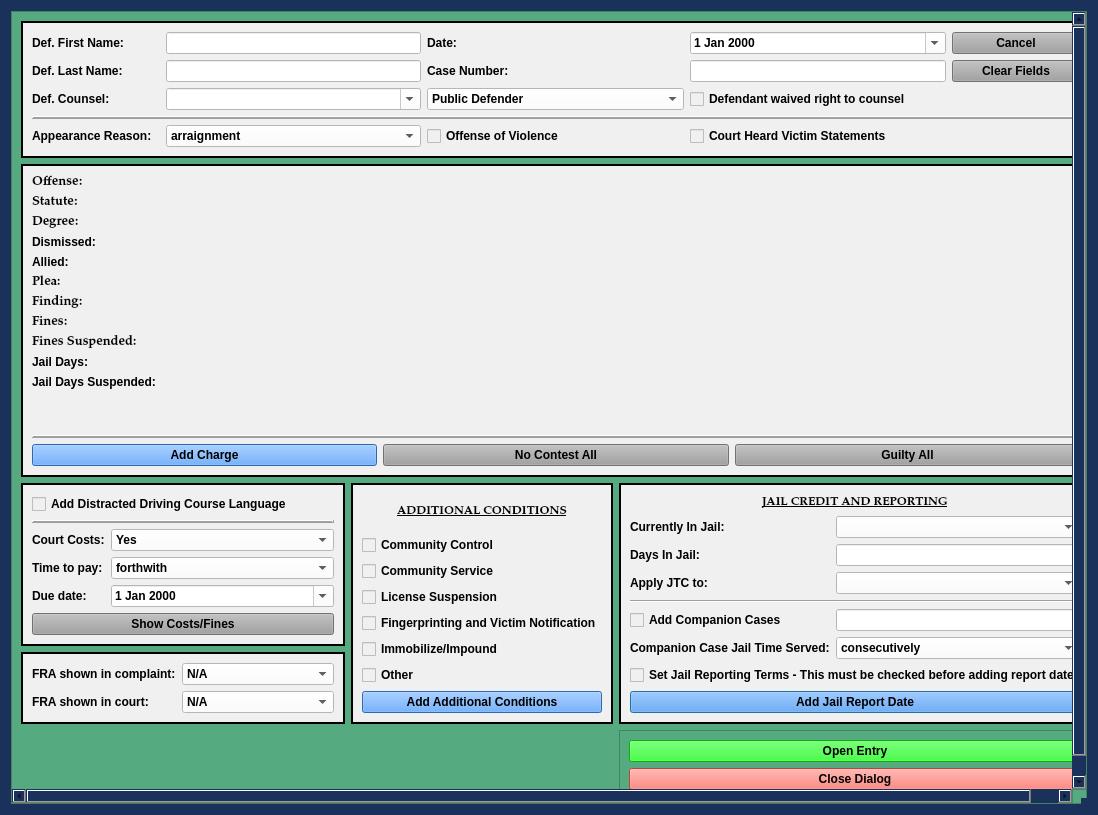
Above: munientry/views/ui/JailCCPleaDialog.ui from HunterProgram22/MuniEntry before the change. Below: the same form after it.
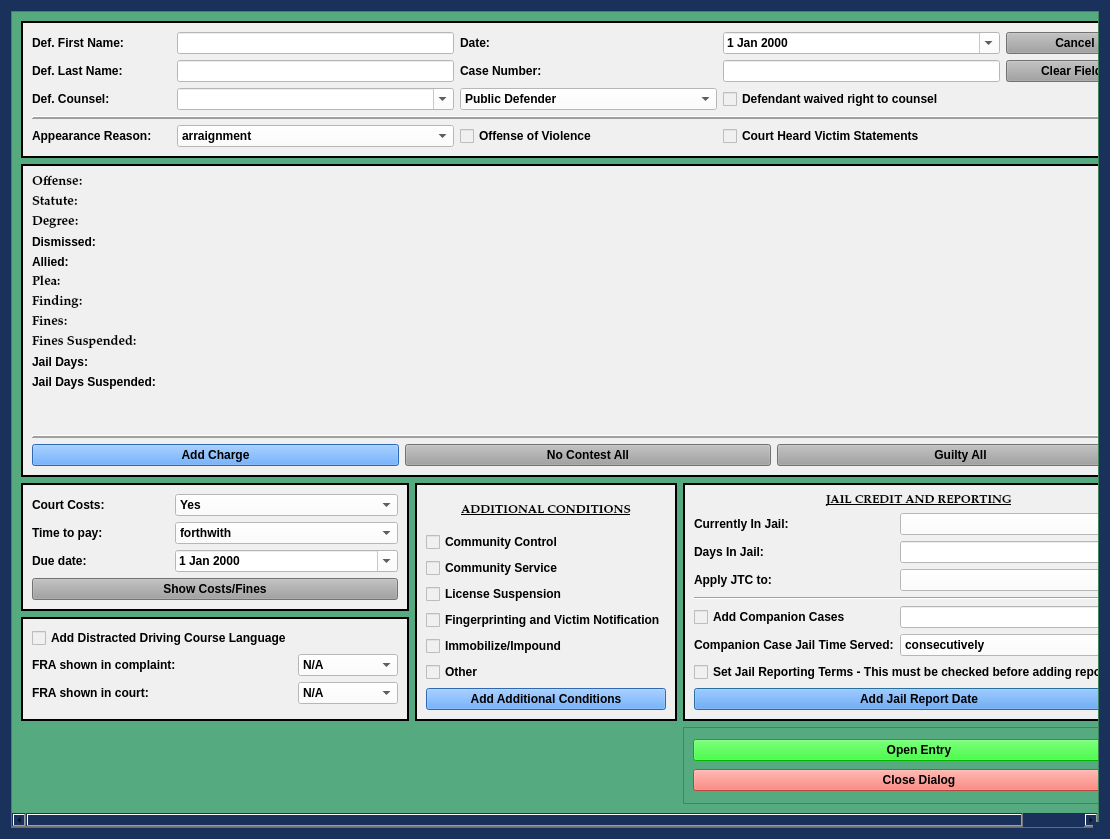
That is the form after the change. Custom widgets are drawn as their Qt base class.

Commit message: Moved distracted driving box to FRA box.

The edit to the form file:
```diff
--- a/munientry/views/ui/JailCCPleaDialog.ui
+++ b/munientry/views/ui/JailCCPleaDialog.ui
@@ -12,8 +12,8 @@
    <rect>
     <x>0</x>
     <y>0</y>
-    <width>1098</width>
-    <height>815</height>
+    <width>1110</width>
+    <height>839</height>
    </rect>
   </property>
   <property name="sizePolicy">
@@ -171,8 +171,8 @@
        <rect>
         <x>0</x>
         <y>0</y>
-        <width>1073</width>
-        <height>879</height>
+        <width>1128</width>
+        <height>877</height>
        </rect>
       </property>
       <property name="focusPolicy">
@@ -425,8 +425,8 @@
          <property name="lineWidth">
           <number>2</number>
          </property>
-         <layout class="QGridLayout" name="gridLayout_5" columnstretch="1,2">
-          <item row="4" column="1">
+         <layout class="QGridLayout" name="gridLayout_5" columnstretch="1,0">
+          <item row="3" column="1">
            <widget class="NoScrollDateEdit" name="balance_due_date">
             <property name="focusPolicy">
              <enum>Qt::StrongFocus</enum>
@@ -440,14 +440,7 @@
             </property>
            </widget>
           </item>
-          <item row="0" column="0" colspan="2">
-           <widget class="QCheckBox" name="checkBox">
-            <property name="text">
-             <string>Add Distracted Driving Course Language</string>
-            </property>
-           </widget>
-          </item>
-          <item row="5" column="0" colspan="2">
+          <item row="4" column="0" colspan="2">
            <widget class="QPushButton" name="costs_and_fines_Button">
             <property name="sizePolicy">
              <sizepolicy hsizetype="Preferred" vsizetype="Fixed">
@@ -469,21 +462,21 @@
             </property>
            </widget>
           </item>
-          <item row="2" column="0">
+          <item row="1" column="0">
            <widget class="QLabel" name="label_11">
             <property name="text">
              <string>Court Costs:</string>
             </property>
            </widget>
           </item>
-          <item row="3" column="0">
+          <item row="2" column="0">
            <widget class="QLabel" name="label_9">
             <property name="text">
              <string>Time to pay:</string>
             </property>
            </widget>
           </item>
-          <item row="3" column="1">
+          <item row="2" column="1">
            <widget class="NoScrollComboBox" name="ability_to_pay_box">
             <property name="focusPolicy">
              <enum>Qt::StrongFocus</enum>
@@ -533,7 +526,7 @@
             </item>
            </widget>
           </item>
-          <item row="2" column="1">
+          <item row="1" column="1">
            <widget class="NoScrollComboBox" name="court_costs_box">
             <property name="focusPolicy">
              <enum>Qt::StrongFocus</enum>
@@ -563,26 +556,13 @@
             </item>
            </widget>
           </item>
-          <item row="4" column="0">
+          <item row="3" column="0">
            <widget class="QLabel" name="label_18">
             <property name="text">
              <string>Due date:</string>
             </property>
            </widget>
           </item>
-          <item row="1" column="0" colspan="2">
-           <widget class="Line" name="line_4">
-            <property name="frameShadow">
-             <enum>QFrame::Raised</enum>
-            </property>
-            <property name="lineWidth">
-             <number>2</number>
-            </property>
-            <property name="orientation">
-             <enum>Qt::Horizontal</enum>
-            </property>
-           </widget>
-          </item>
          </layout>
         </widget>
        </item>
@@ -906,14 +886,14 @@
           <number>2</number>
          </property>
          <layout class="QFormLayout" name="formLayout_2">
-          <item row="0" column="0">
+          <item row="1" column="0">
            <widget class="QLabel" name="label_21">
             <property name="text">
              <string>FRA shown in complaint:</string>
             </property>
            </widget>
           </item>
-          <item row="0" column="1">
+          <item row="1" column="1">
            <widget class="NoScrollComboBox" name="fra_in_file_box">
             <property name="minimumSize">
              <size>
@@ -944,14 +924,14 @@
             </item>
            </widget>
           </item>
-          <item row="1" column="0">
+          <item row="2" column="0">
            <widget class="QLabel" name="label_22">
             <property name="text">
              <string>FRA shown in court:</string>
             </property>
            </widget>
           </item>
-          <item row="1" column="1">
+          <item row="2" column="1">
            <widget class="NoScrollComboBox" name="fra_in_court_box">
             <property name="minimumSize">
              <size>
@@ -982,6 +962,13 @@
             </item>
            </widget>
           </item>
+          <item row="0" column="0">
+           <widget class="QCheckBox" name="distracted_driving_checkBox">
+            <property name="text">
+             <string>Add Distracted Driving Course Language</string>
+            </property>
+           </widget>
+          </item>
          </layout>
         </widget>
        </item>
```
The commit also changes 3 other files.
